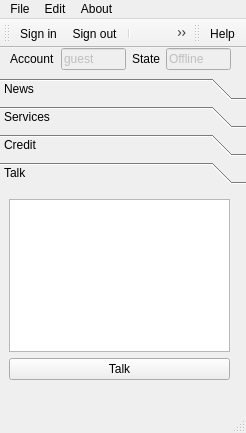
Qt form client/Client.ui (canercandan/qlik) before a commit.
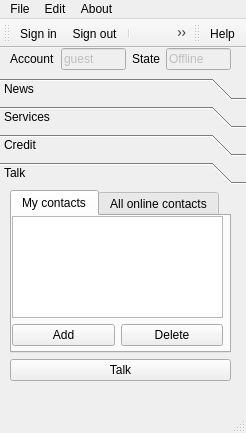
The same form after that commit. The open tabs and pages were chosen to show the change. Icons and pictures are not drawn.

Diff of the .ui file:
```diff
--- a/client/Client.ui
+++ b/client/Client.ui
@@ -239,8 +239,8 @@
       <rect>
        <x>0</x>
        <y>0</y>
-       <width>96</width>
-       <height>26</height>
+       <width>251</width>
+       <height>201</height>
       </rect>
      </property>
      <attribute name="label" >
@@ -249,32 +249,110 @@
      <attribute name="icon" >
       <iconset>images/user_comment.png</iconset>
      </attribute>
-     <widget class="QWidget" name="verticalLayout_2" >
+     <widget class="QWidget" name="verticalLayout_5" >
       <property name="geometry" >
        <rect>
-        <x>9</x>
-        <y>9</y>
+        <x>10</x>
+        <y>0</y>
         <width>221</width>
-        <height>181</height>
+        <height>191</height>
        </rect>
       </property>
       <layout class="QVBoxLayout" >
        <item>
-        <widget class="QListWidget" name="talkList" />
+        <widget class="QTabWidget" name="talkBox" >
+         <property name="currentIndex" >
+          <number>0</number>
+         </property>
+         <widget class="QWidget" name="mycontacts" >
+          <attribute name="title" >
+           <string>My contacts</string>
+          </attribute>
+          <widget class="QWidget" name="verticalLayout_2" >
+           <property name="geometry" >
+            <rect>
+             <x>0</x>
+             <y>0</y>
+             <width>211</width>
+             <height>130</height>
+            </rect>
+           </property>
+           <layout class="QVBoxLayout" >
+            <item>
+             <widget class="QListWidget" name="talkMyContactsList" />
+            </item>
+            <item>
+             <layout class="QHBoxLayout" >
+              <item>
+               <widget class="QPushButton" name="talkMyContactsAdd" >
+                <property name="text" >
+                 <string>Add</string>
+                </property>
+                <property name="icon" >
+                 <iconset>images/user_add.png</iconset>
+                </property>
+               </widget>
+              </item>
+              <item>
+               <widget class="QPushButton" name="talkMyContactsDel" >
+                <property name="text" >
+                 <string>Delete</string>
+                </property>
+                <property name="icon" >
+                 <iconset>images/user_delete.png</iconset>
+                </property>
+               </widget>
+              </item>
+             </layout>
+            </item>
+           </layout>
+          </widget>
+         </widget>
+         <widget class="QWidget" name="allcontacts" >
+          <attribute name="title" >
+           <string>All online contacts</string>
+          </attribute>
+          <widget class="QWidget" name="verticalLayout_6" >
+           <property name="geometry" >
+            <rect>
+             <x>0</x>
+             <y>0</y>
+             <width>211</width>
+             <height>130</height>
+            </rect>
+           </property>
+           <layout class="QVBoxLayout" >
+            <item>
+             <widget class="QListWidget" name="talkAllContactsList" />
+            </item>
+            <item>
+             <layout class="QHBoxLayout" >
+              <item>
+               <widget class="QPushButton" name="talkAllContactsAdd" >
+                <property name="text" >
+                 <string>Add in my contact's list</string>
+                </property>
+                <property name="icon" >
+                 <iconset>images/user_add.png</iconset>
+                </property>
+               </widget>
+              </item>
+             </layout>
+            </item>
+           </layout>
+          </widget>
+         </widget>
+        </widget>
        </item>
        <item>
-        <layout class="QHBoxLayout" >
-         <item>
-          <widget class="QPushButton" name="talkOpen" >
-           <property name="text" >
-            <string>Talk</string>
-           </property>
-           <property name="icon" >
-            <iconset>images/comment_edit.png</iconset>
-           </property>
-          </widget>
-         </item>
-        </layout>
+        <widget class="QPushButton" name="talkOpen" >
+         <property name="text" >
+          <string>Talk</string>
+         </property>
+         <property name="icon" >
+          <iconset>images/comment_edit.png</iconset>
+         </property>
+        </widget>
        </item>
       </layout>
      </widget>
```
Left out of the diff: 77 changed lines with no effect on the pictures.
